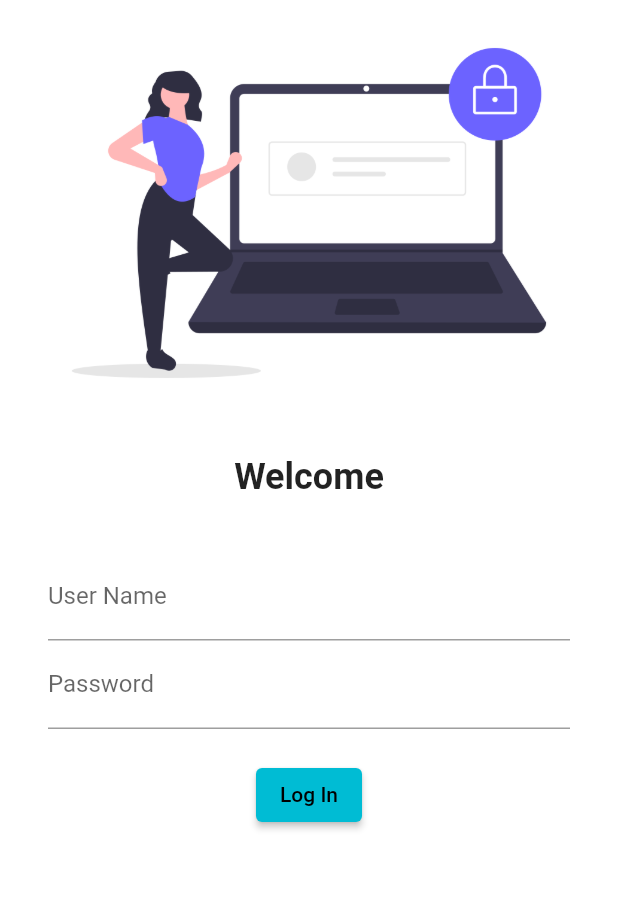
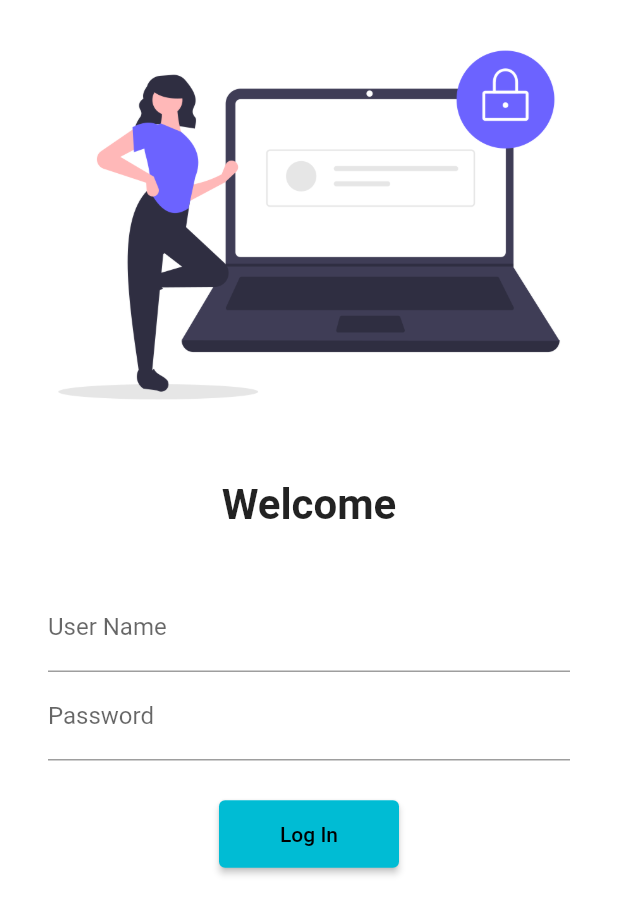
Before and after one commit to theeeep/Flutter-App-Project, a Flutter app: the screen it shows after launch, on a phone screen of 412 x 824 dp. Shown: the top 915 px of the screen. Run offline on Flutter 3.47's test engine with Material 2 defaults, Android fonts, the phone set to English and light mode, and no system bars; our stand-ins replace google_fonts.

```diff
--- a/lib/main.dart
+++ b/lib/main.dart
@@ -1,6 +1,7 @@
 // ignore_for_file: prefer_const_constructors
 
 import 'package:basic_app/pages/login_page.dart';
+import 'package:basic_app/utils/routes.dart';
 import 'package:flutter/material.dart';
 import 'package:google_fonts/google_fonts.dart';
 import 'pages/home_page.dart';
@@ -23,12 +24,13 @@ class Myapp extends StatelessWidget {
         fontFamily: GoogleFonts.lato().fontFamily,
         // primaryTextTheme: GoogleFonts.latoTextTheme(),
       ),
+      // debugShowCheckedModeBanner: false,  //! To hide debug badge
       initialRoute: "/",
       routes: {
         // "/": (context) => LogInPage(),
         "/": (context) => LogInPage(),
-        "home": (context) => HomePage(),
-        "/login": (context) => LogInPage(),
+        MyRoute.homeRoute: (context) => HomePage(),
+        MyRoute.logInRoute: (context) => LogInPage(),
       },
     );
   }
--- a/lib/pages/login_page.dart
+++ b/lib/pages/login_page.dart
@@ -1,6 +1,8 @@
 // ignore_for_file: prefer_const_constructors
 
 import 'package:flutter/material.dart';
+
+import '../utils/routes.dart';
 
 class LogInPage extends StatelessWidget {
   const LogInPage({super.key});
@@ -10,11 +12,13 @@ class LogInPage extends StatelessWidget {
     // ignore: prefer_const_constructors
     return Material(
         color: Colors.white,
+        child: SingleChildScrollView(
           child: Column(
             children: [
               Image.asset(
                 "assets/images/LogIn_image.png",
                 fit: BoxFit.cover,
+                height: 300,
               ),
               // ignore: prefer_const_constructors
               SizedBox(
@@ -26,7 +30,7 @@ class LogInPage extends StatelessWidget {
                 "Welcome",
                 // ignore: prefer_const_constructors
                 style: TextStyle(
-                fontSize: 24,
+                  fontSize: 28,
                   fontWeight: FontWeight.bold,
                 ),
               ),
@@ -34,8 +38,8 @@ class LogInPage extends StatelessWidget {
                 height: 20.0,
               ),
               Padding(
-              padding:
-                  const EdgeInsets.symmetric(vertical: 16.0, horizontal: 32.0),
+                padding: const EdgeInsets.symmetric(
+                    vertical: 16.0, horizontal: 32.0),
                 child: Column(
                   children: [
                     TextFormField(
@@ -52,18 +56,20 @@ class LogInPage extends StatelessWidget {
                       ),
                     ),
                     SizedBox(
-                    height: 20.0,
+                      height: 25.0,
                     ),
                     ElevatedButton(
                       onPressed: () {
-                      print("Log In Done");
+                        Navigator.pushNamed(context, MyRoute.homeRoute);
                       },
+                      style: TextButton.styleFrom(minimumSize: Size(120, 45)),
                       child: Text("Log In"),
                     )
                   ],
                 ),
               )
             ],
+          ),
         ));
   }
 }
--- /dev/null
+++ b/lib/utils/routes.dart
@@ -0,0 +1,4 @@
+class MyRoute {
+  static String logInRoute = "/login";
+  static String homeRoute = "/home";
+}
```
Lines whose indentation alone changed are shown as unchanged.
